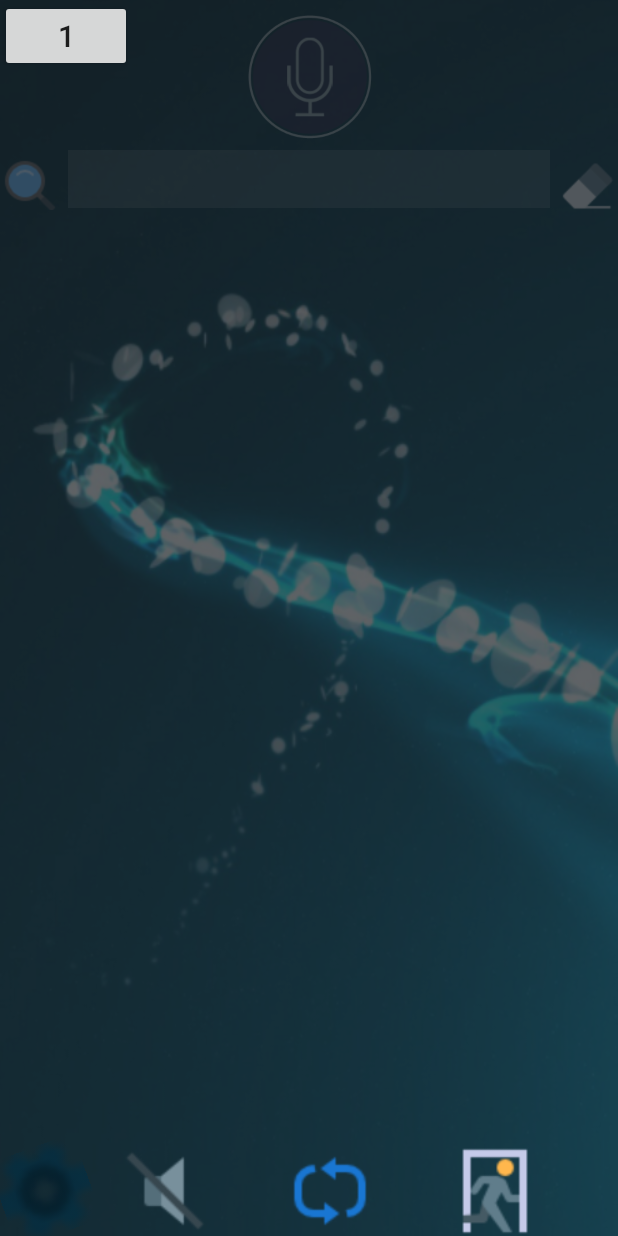
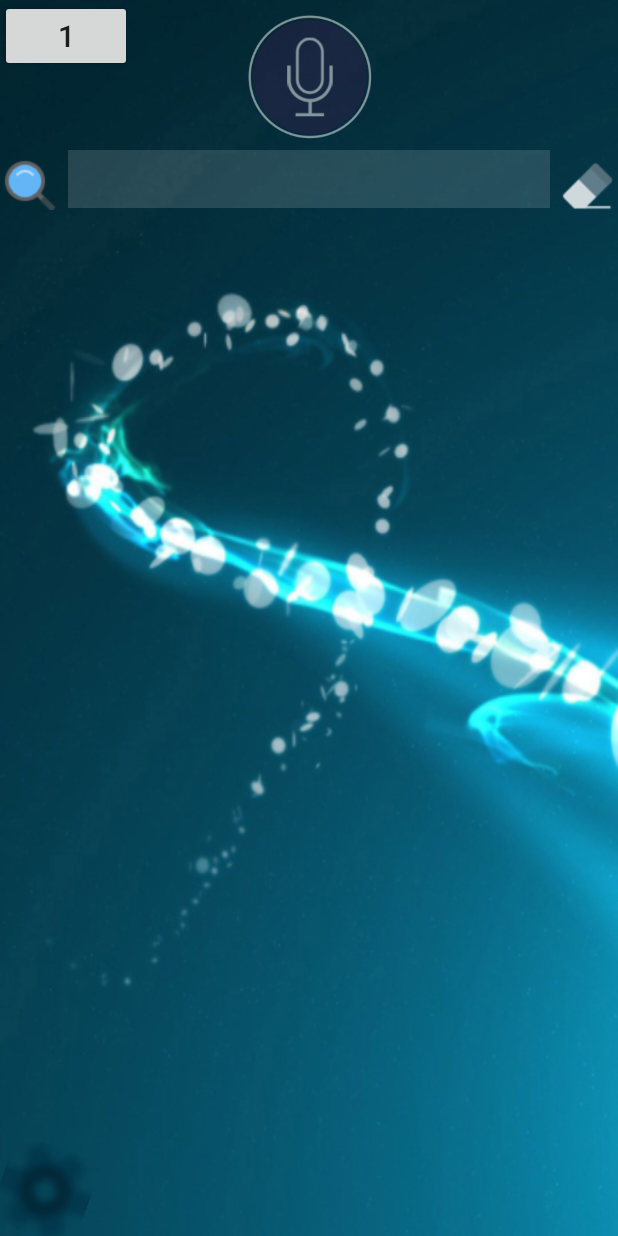
Before and after one commit to shlomogevim/TalkToMe26, an Android app: the screen it shows after launch (MainActivity), after a tap on an icon or button, on a phone screen of 412 x 824 dp. Run offline under Robolectric (Android 15) with nearby library versions, the phone set to English and light mode, and no system bars; 9 statements that could not run were skipped; 3 other taps on this screen came first.

Commit message:
12/11/2017-2 סידור פנימי

```diff
--- a/app/src/main/java/itAboutTalking/TalkToMe17/Helper1.java
+++ b/app/src/main/java/itAboutTalking/TalkToMe17/Helper1.java
@@ -26,7 +26,7 @@ public class Helper1 extends AppCompatActivity implements View.OnClickListener{
     private   WheelFragment wheelFragment;
     private android.app.FragmentTransaction fragmentTransaction;
     android.app.FragmentManager fragmentManager;
-    Button btnWheel,btnLeft, btnRight,btnExit,btnMute,btnMic, btn1, btn2;
+    Button btnWheel,btnLeft, btnRight,btnExit,btnMute,btnRepeat,btnMic, btn1, btn2;
     EditText enterWordBox;
     AnimatorSet animatorSetOpen,animatorSetClose;
     LinearLayout groupIcon;
@@ -39,37 +39,30 @@ public class Helper1 extends AppCompatActivity implements View.OnClickListener{
         this.activity=(Activity)context;
         init();
     }
-
-    private void init() {
-        groupIcon = (LinearLayout)activity.findViewById(R.id.groupIconTrain);
-        ivDarkBack = (ImageView)activity. findViewById(R.id.ivDarkBack);
-
-        enterWordBox = (EditText)activity. findViewById(R.id.enterWordBox);
-       /* enterWordBox.setTextColor(Color.CYAN);
-        enterWordBox.setTypeface(myTypeface4);*/
-
-        btnWheel = (Button)activity. findViewById(R.id.btnWheel);
-        btnMic=(Button)activity. findViewById(R.id.btnMic);
-        ivDarkBack = (ImageView)activity. findViewById(R.id.ivDarkBack);
-
-        btnLeft = (Button)activity. findViewById(R.id.btnLeftArrow);
-        btnRight = (Button)activity. findViewById(R.id.btnRightArrow);
-        btnRight.setVisibility(View.INVISIBLE);
-        btnLeft.setVisibility(View.INVISIBLE);
-        btnExit=(Button)activity.findViewById(R.id.btnExit);
-        btnMute=(Button)activity.findViewById(R.id.btnMute);
-        btn1 = (Button)activity. findViewById(R.id.btn1);
-        btn2 = (Button)activity. findViewById(R.id.btn2);
-
-        wheelFragment = new WheelFragment();
-        fragmentManager =activity.getFragmentManager();           // getSupportFragmentManager();
-        fragmentTransaction = fragmentManager.beginTransaction();
-        fragmentTransaction.commit();
+    @Override
+    public void onClick(View view) {
+        switch (view.getId()){
+            case R.id.btnExit:
+                                animatorSetClose.start();
+                                finishIt();
+                break;
+            case R.id.btnWheel:
+                trainAndRekaAnimation();
+                break;
+            case R.id.ivDarkBack:
+                trainAndRekaAnimation();
+                break;
+        }
+    }
+    public void btn1_Onclick(View view) {
+        enterWordBox.setEnabled(true);
     }
 
+    public void btn2_Onclick(View view) {
 
+    }
 
-    public void activatAnimatorSet() {
+     public void activatAnimatorSet() {
         animatorSetOpen=makeTrainAndBackAnimation(false,groupIcon,ivDarkBack,btnWheel);
         animatorSetClose=makeTrainAndBackAnimation(true,groupIcon,ivDarkBack,btnWheel);
         groupIcon.setVisibility(View.INVISIBLE);
@@ -118,10 +111,7 @@ public class Helper1 extends AppCompatActivity implements View.OnClickListener{
         btnRight.setEnabled(false);
         btnMic.setEnabled(false);
         enterWordBox.setEnabled(false);
-
     }
-
-
 
     public AnimatorSet makeTrainAndBackAnimation(boolean darkBackOpenPosition, LinearLayout groupIcon, ImageView ivDarkBack,Button btnWheel) {
         AnimatorSet animatorSet;
@@ -141,7 +131,7 @@ public class Helper1 extends AppCompatActivity implements View.OnClickListener{
             // animatorSet.play(object1).with(scaleX).with(scaleY).with(objectDark);
         } else {
             // groupIcon.setVisibility(View.VISIBLE);
-            // groupIcon.bringToFront();
+             groupIcon.bringToFront();
             ivDarkBack.setVisibility(View.VISIBLE);
             ObjectAnimator object0 = ObjectAnimator.ofFloat(btnWheel, View.ROTATION, 250);
             object0.setDuration(rate);
@@ -163,20 +153,25 @@ public class Helper1 extends AppCompatActivity implements View.OnClickListener{
 
     public void trainAndRekaAnimation() {
         disableBtns();
-        if (darkBackOpenPosition){
+        if (ivDarkBack.getVisibility()==View.VISIBLE){
+            darkBackOpenPosition=true;
             animatorSetClose.start();
-
         }else{
+            darkBackOpenPosition=false;
             groupIcon.setVisibility(View.VISIBLE);
+            groupIcon.setEnabled(true);
+            btnExit.setEnabled(true);
+            btnMute.setEnabled(true);
+            btnRepeat.setEnabled(true);
             ivDarkBack.setVisibility(View.VISIBLE);
             animatorSetOpen.start();
 
         }
     }
 
-    public void btnWheel_Onclick(View view) {
+  /*  public void btnWheel_Onclick(View view) {
         trainAndRekaAnimation();
-    }
+    }*/
 
 
 
@@ -185,29 +180,7 @@ public class Helper1 extends AppCompatActivity implements View.OnClickListener{
     }
 
 
-    public void btn1_Onclick(View view) {
-        enterWordBox.setEnabled(true);
-    }
 
-    public void btn2_Onclick(View view) {
-
-    }
-
-
-
-
-
-
-
-
-    @Override
-    public void onClick(View view) {
-        switch (view.getId()){
-            case R.id.btnExit:
-                finishIt();
-                break;
-        }
-    }
     private void finishIt() {
         //rekaAnimation();
         r = new Runnable() {
@@ -221,8 +194,36 @@ public class Helper1 extends AppCompatActivity implements View.OnClickListener{
         h = new Handler();
         h.postDelayed(r, rate);
     }
+    private void init() {
+        groupIcon = (LinearLayout)activity.findViewById(R.id.groupIconTrain);
+        ivDarkBack = (ImageView)activity. findViewById(R.id.ivDarkBack);
 
-   /* public void rekaAnimation() {
+        enterWordBox = (EditText)activity. findViewById(R.id.enterWordBox);
+       /* enterWordBox.setTextColor(Color.CYAN);
+        enterWordBox.setTypeface(myTypeface4);*/
+
+        btnWheel = (Button)activity. findViewById(R.id.btnWheel);
+        btnMic=(Button)activity. findViewById(R.id.btnMic);
+        ivDarkBack = (ImageView)activity. findViewById(R.id.ivDarkBack);
+
+        btnLeft = (Button)activity. findViewById(R.id.btnLeftArrow);
+        btnRight = (Button)activity. findViewById(R.id.btnRightArrow);
+        btnRight.setVisibility(View.INVISIBLE);
+        btnLeft.setVisibility(View.INVISIBLE);
+        btnExit=(Button)activity.findViewById(R.id.btnExit);
+        btnMute=(Button)activity.findViewById(R.id.btnMute);
+        btnRepeat=(Button)activity.findViewById(R.id.btnRepeat);
+        btn1 = (Button)activity. findViewById(R.id.btn1);
+        btn2 = (Button)activity. findViewById(R.id.btn2);
+
+        wheelFragment = new WheelFragment();
+        fragmentManager =activity.getFragmentManager();           // getSupportFragmentManager();
+        fragmentTransaction = fragmentManager.beginTransaction();
+        fragmentTransaction.commit();
+    }
+
+
+    /* public void rekaAnimation() {
         wheelFragment.makeFragmentAnimation(darkBackOpenPosition,groupIcon,ivDarkBack);
         if (darkBackOpenPosition) {
             waitWithIt();
--- a/app/src/main/java/itAboutTalking/TalkToMe17/MainActivity.java
+++ b/app/src/main/java/itAboutTalking/TalkToMe17/MainActivity.java
@@ -26,7 +26,7 @@ import android.widget.LinearLayout;
 import java.util.ArrayList;
 import java.util.Locale;
 
-public class MainActivity extends AppCompatActivity implements View.OnTouchListener, View.OnClickListener {
+public class MainActivity extends AppCompatActivity implements View.OnTouchListener {
 
     private final int REQ_CODE_SPEECH_INPUT = 143;
     ImageView ivDarkBack, ivDarkLittle;
@@ -66,71 +66,45 @@ public class MainActivity extends AppCompatActivity implements View.OnTouchListe
         helper.readData();
         enterWordBox.setOnTouchListener(this);
         makeOnScroll();
-        btnExit.setOnClickListener(this);
-        btnMute.setOnClickListener(this);
+        btnExit.setOnClickListener(helper1);
+        btnMute.setOnClickListener(helper1);
+        btnWheel.setOnClickListener(helper1);
+        ivDarkBack.setOnClickListener(helper1);
+
         helper1.activatAnimatorSet();
-       // wheelFragment = new WheelFragment();
-
-      //  demiAction();
-
-         }
-
-  /*  private void activatAnimatorSet() {
-        animatorSetOpen=wheelFragment.makeTrainAndBackAnimation(false,groupIcon,ivDarkBack,btnWheel);
-        animatorSetClose=wheelFragment.makeTrainAndBackAnimation(true,groupIcon,ivDarkBack,btnWheel);
-        groupIcon.setVisibility(View.INVISIBLE);
-        ivDarkBack.setVisibility(View.INVISIBLE);
-        darkBackOpenPosition=false;
-        animatorSetClose.addListener(new AnimatorListenerAdapter() {
-            @Override
-            public void onAnimationEnd(Animator animation) {
-                super.onAnimationEnd(animation);
-                activateBtn(true);
-                darkBackOpenPosition=false;
-                ivDarkBack.setVisibility(View.INVISIBLE);
-            }
-        });
-        animatorSetOpen.addListener(new AnimatorListenerAdapter() {
-            @Override
-            public void onAnimationEnd(Animator animation) {
-                super.onAnimationEnd(animation);
-                activateBtn(false);
-                darkBackOpenPosition=true;
-            }
-        });
+        //  demiAction();
+     }
 
 
+    private void demiAction() {
+        //  newWord="לא";
+        newWord = "שולל";
+        // newWord="סבתא";
+        //  newWord="אישה";
+        //  newWord="סב";
+        arrayOfSentence = helper.setWord(newWord);
+        makeRecyeclView();
+        enterWordBox.setText(newWord);
+    }
+
+  /*  @Override
+    public void onClick(View view) {
+        switch (view.getId()){
+            case R.id.btnExit:
+                finishIt();
+                break;
+                default:
+                    newWord="ll";
+        }
     }*/
 
-/*
+/*public void btnWheel_Onclick(View view) {
+                                helper1.trainAndRekaAnimation();
+}*/
 
-    public void trainAndRekaAnimation() {
-             disableBtns();
-             if (darkBackOpenPosition){
-                 animatorSetClose.start();
-
-             }else{
-                 groupIcon.setVisibility(View.VISIBLE);
-                 ivDarkBack.setVisibility(View.VISIBLE);
-                 animatorSetOpen.start();
-
-             }
-      }
-
-     public void btn1_Onclick(View view) {
-       enterWordBox.setEnabled(true);
-    }
-
-    public void btn2_Onclick(View view) {
-
-    }
-*/
-public void btnWheel_Onclick(View view) {
-                                helper1.trainAndRekaAnimation();
-}
- public void ivDarkBack_Onclick(View view) {
-                               if (darkBackOpenPosition) helper1.trainAndRekaAnimation();
-    }
+/* public void ivDarkBack_Onclick(View view) {
+                               helper1.trainAndRekaAnimation();
+    }*/
 
     private void makeOnScroll() {
         mRecyclerView.addOnScrollListener(new RecyclerView.OnScrollListener() {
@@ -162,16 +136,7 @@ public void btnWheel_Onclick(View view) {
         });
     }
 
-    private void demiAction() {
-        //  newWord="לא";
-        newWord = "שולל";
-        // newWord="סבתא";
-        //  newWord="אישה";
-        //  newWord="סב";
-        arrayOfSentence = helper.setWord(newWord);
-        makeRecyeclView();
-            enterWordBox.setText(newWord);
-    }
+
 
     private void receycrcleIt() {
         mRecyclerView = (RecyclerView) findViewById(R.id.recycle_view);
@@ -260,7 +225,6 @@ public void btnWheel_Onclick(View view) {
         btnWheel = (Button) findViewById(R.id.btnWheel);
         btnMic=(Button) findViewById(R.id.btnMic);
         ivDarkBack = (ImageView) findViewById(R.id.ivDarkBack);
-        ivDarkLittle = (ImageView) findViewById(R.id.ivDarkLittle);
         btnLeft = (Button) findViewById(R.id.btnLeftArrow);
         btnRight = (Button) findViewById(R.id.btnRightArrow);
         btnRight.setVisibility(View.INVISIBLE);
@@ -384,14 +348,9 @@ public void btnWheel_Onclick(View view) {
 
 
 
-    @Override
-    public void onClick(View view) {
-        switch (view.getId()){
-            case R.id.btnExit:
-                    finishIt();
-                break;
-        }
-   }
+
+
+
 
     private void finishIt() {
         //rekaAnimation();
@@ -406,7 +365,7 @@ public void btnWheel_Onclick(View view) {
         h.postDelayed(r, rate);
     }
 
-    public void waitWithIt() {
+   /* public void waitWithIt() {
         r = new Runnable() {
             @Override
             public void run() {
@@ -416,7 +375,7 @@ public void btnWheel_Onclick(View view) {
 
         h = new Handler();
         h.postDelayed(r, rate);
-    }
+    }*/
 
 
 }
--- a/app/src/main/res/layout/activity_main.xml
+++ b/app/src/main/res/layout/activity_main.xml
@@ -120,8 +120,7 @@
             android:layout_alignParentBottom="true"
             android:keepScreenOn="true"
             android:layout_alignParentStart="true"
-            android:elevation="10dp"
-            android:onClick="btnWheel_Onclick"/>
+            android:elevation="10dp"/>
         <ImageView
             android:layout_width="match_parent"
             android:layout_height="match_parent"
@@ -130,17 +129,7 @@
             android:background="#1b2025"
             android:layout_alignParentTop="true"
             android:layout_alignParentStart="true"
-            android:visibility="invisible"
-            android:onClick="ivDarkBack_Onclick"/>
-         <ImageView
-            android:layout_width="60dp"
-            android:layout_height="60dp"
-            android:id="@+id/ivDarkLittle"
-            android:background="#1b2025"
-            android:elevation="10dp"
-            android:layout_alignParentBottom="true"
             android:visibility="invisible"/>
-
         <android.support.v7.widget.RecyclerView
             android:layout_marginTop="350dp"
             android:layout_marginLeft="5dp"
@@ -156,6 +145,7 @@
             android:layout_width="match_parent"
             android:layout_height="60dp"
             android:id="@+id/continarTrain"
+            android:elevation="10dp"
             tools:layout="@layout/fragment_wheel"
             android:name="itAboutTalking.TalkToMe17.WheelFragment"
             android:layout_alignParentBottom="true"
```
